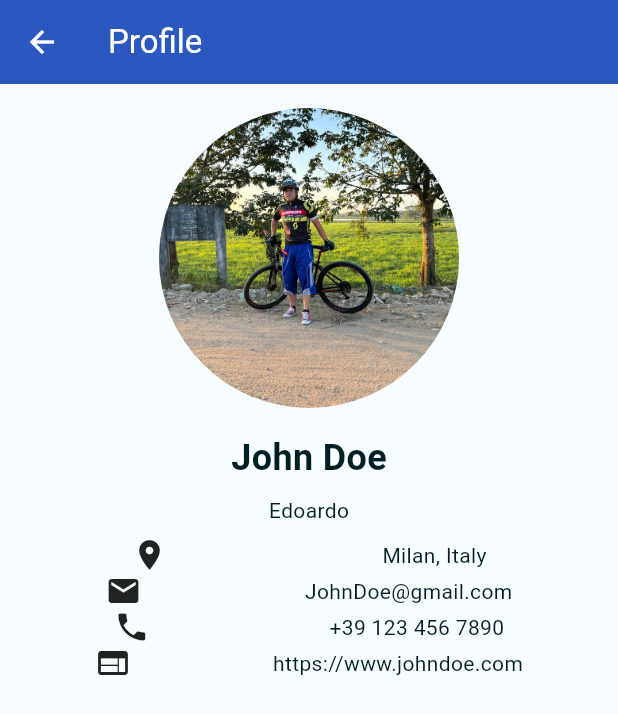
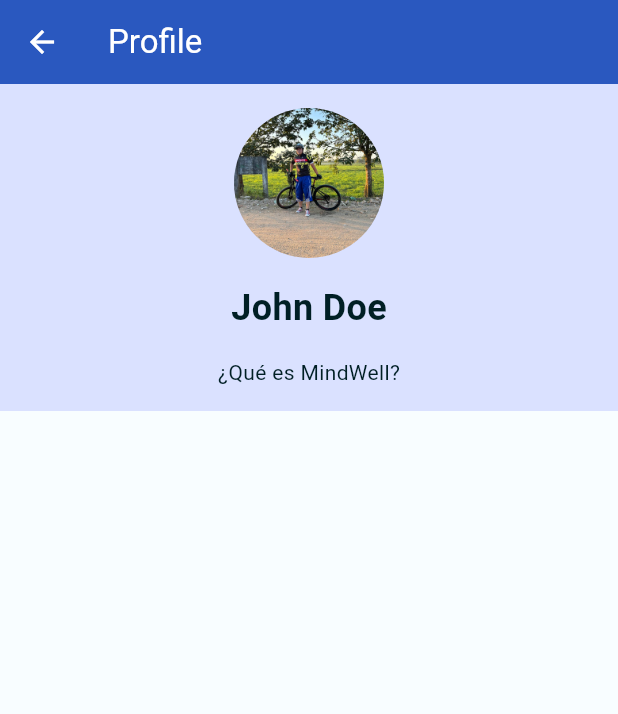
Before and after one commit to arrtttt/MindWellApp, a Flutter app: the ProfileScreen screen opened by its route, on a phone screen of 412 x 824 dp. Shown: the top 714 px of the screen. Run offline on Flutter 3.47's test engine with Material 3 defaults, Android fonts, the phone set to English and light mode, and no system bars.

Commit message:
Lineas de desarrollo independientes inician aqui

```diff
--- a/lib/screens/profile_screen.dart
+++ b/lib/screens/profile_screen.dart
@@ -1,7 +1,8 @@
 import 'package:flutter/material.dart';
+import 'package:mindwell/utils/theme.dart';
 
 class ProfileScreen extends StatelessWidget {
-  const ProfileScreen({Key? key}) : super(key: key);
+  const ProfileScreen({super.key});
 
   @override
   Widget build(BuildContext context) {
@@ -9,48 +10,34 @@ class ProfileScreen extends StatelessWidget {
         appBar: AppBar(
           title: const Text('Profile'),
         ),
-      body: ListView(
+        body: SingleChildScrollView(
+            child: Container(
+                width: double.infinity,
+                decoration: BoxDecoration(
+                  color: lightColorScheme.primaryContainer,
+                ),
+                padding: const EdgeInsets.all(16),
+                child: const Column(
+                    crossAxisAlignment: CrossAxisAlignment.center,
+                    mainAxisAlignment: MainAxisAlignment.center,
                     children: [
-          Container(
-            padding: const EdgeInsets.all(16.0),
-            child: const Column(children: [
                       CircleAvatar(
-                  radius: 100.0,
-                  backgroundImage: AssetImage('assets/images/profile.png')),
-              SizedBox(height: 16.0),
+                        radius: 50,
+                        backgroundImage:
+                            AssetImage('assets/images/profile.png'),
+                      ),
+                      SizedBox(height: 16),
                       Text(
                         'John Doe',
                         style: TextStyle(
-                  fontSize: 24.0,
+                          fontSize: 24,
                           fontWeight: FontWeight.bold,
                         ),
                       ),
-              SizedBox(height: 8.0),
-              Text('Edoardo'),
-              SizedBox(height: 8.0),
-              Row(
-                mainAxisAlignment: MainAxisAlignment.spaceAround,
-                children: [
-                  Icon(Icons.location_on),
-                  Text('Milan, Italy'),
-                ],
-              ),
-              Row(mainAxisAlignment: MainAxisAlignment.spaceAround, children: [
-                Icon(Icons.email),
-                Text('JohnDoe@gmail.com'),
-              ]),
-              Row(mainAxisAlignment: MainAxisAlignment.spaceAround, children: [
-                Icon(Icons.phone),
-                Text('+39 123 456 7890'),
-              ]),
-              Row(mainAxisAlignment: MainAxisAlignment.spaceAround, children: [
-                Icon(Icons.web),
-                Text('https://www.johndoe.com'),
-              ]),
-            ]),
-          ),
-        ],
-      ),
-    );
+                      SizedBox(height: 16),
+                      Text(
+                        '¿Qué es MindWell?',
+                      )
+                    ]))));
   }
 }
--- a/lib/utils/constants.dart
+++ /dev/null
@@ -1,125 +0,0 @@
-import 'package:flutter/material.dart';
-
-const Color mindWellPrimaryColor = Color.fromRGBO(12, 70, 173, 1);
-
-final ThemeData mindWellTheme = ThemeData(
-  useMaterial3: true,
-  primaryColor: mindWellPrimaryColor,
-  fontFamily: 'League Spartan',
-
-  // Estos son los temas de la aplicación
-  colorScheme: ColorScheme.fromSwatch(
-    primarySwatch: MaterialColor(
-      mindWellPrimaryColor.value,
-      const <int, Color>{
-        50: Color.fromRGBO(12, 70, 173, 1),
-        100: Color.fromRGBO(12, 70, 173, 1),
-        200: Color.fromRGBO(12, 70, 173, 1),
-        300: Color.fromRGBO(12, 70, 173, 1),
-        400: Color.fromRGBO(12, 70, 173, 1),
-        500: Color.fromRGBO(12, 70, 173, 1),
-        600: Color.fromRGBO(12, 70, 173, 1),
-        700: Color.fromRGBO(12, 70, 173, 1),
-        800: Color.fromRGBO(12, 70, 173, 1),
-        900: Color.fromRGBO(12, 70, 173, 1),
-      },
-    ),
-  ),
-
-  appBarTheme: const AppBarTheme(
-    backgroundColor: mindWellPrimaryColor,
-    titleTextStyle: TextStyle(
-      fontSize: 20.0,
-      fontWeight: FontWeight.bold,
-    ),
-    iconTheme: IconThemeData(
-      color: Colors.white,
-    ),
-  ),
-
-  elevatedButtonTheme: ElevatedButtonThemeData(
-    style: ButtonStyle(
-      backgroundColor: MaterialStateProperty.all<Color>(mindWellPrimaryColor),
-      foregroundColor: const MaterialStatePropertyAll(Colors.white),
-    ),
-  ),
-
-  outlinedButtonTheme: OutlinedButtonThemeData(
-    style: ButtonStyle(
-      backgroundColor: MaterialStateProperty.all<Color>(mindWellPrimaryColor),
-      textStyle: MaterialStateProperty.all<TextStyle>(
-        const TextStyle(
-          fontSize: 16.0,
-          fontWeight: FontWeight.bold,
-        ),
-      ),
-    ),
-  ),
-
-  textButtonTheme: TextButtonThemeData(
-    style: ButtonStyle(
-      backgroundColor: MaterialStateProperty.all<Color>(mindWellPrimaryColor),
-      textStyle: MaterialStateProperty.all<TextStyle>(
-        const TextStyle(
-          fontSize: 16.0,
-          fontWeight: FontWeight.bold,
-        ),
-      ),
-    ),
-  ),
-
-  inputDecorationTheme: const InputDecorationTheme(
-    border: OutlineInputBorder(
-      borderRadius: BorderRadius.all(Radius.circular(10.0)),
-    ),
-  ),
-
-  bottomNavigationBarTheme: const BottomNavigationBarThemeData(
-    backgroundColor: mindWellPrimaryColor,
-    selectedItemColor: Colors.white,
-    unselectedItemColor: Colors.white,
-  ),
-
-  tabBarTheme: const TabBarTheme(
-    labelColor: mindWellPrimaryColor,
-    unselectedLabelColor: Colors.black,
-  ),
-
-  cardTheme: const CardTheme(
-    color: Colors.white,
-    elevation: 5.0,
-    shape: RoundedRectangleBorder(
-      borderRadius: BorderRadius.all(Radius.circular(10.0)),
-    ),
-  ),
-
-  snackBarTheme: const SnackBarThemeData(
-    backgroundColor: mindWellPrimaryColor,
-    contentTextStyle: TextStyle(
-      color: Colors.white,
-      fontSize: 16.0,
-      fontWeight: FontWeight.bold,
-    ),
-  ),
-
-  dialogTheme: const DialogTheme(
-    backgroundColor: Colors.white,
-    shape: RoundedRectangleBorder(
-      borderRadius: BorderRadius.all(Radius.circular(10.0)),
-    ),
-  ),
-
-  textSelectionTheme: const TextSelectionThemeData(
-    cursorColor: mindWellPrimaryColor,
-    selectionColor: mindWellPrimaryColor,
-    selectionHandleColor: mindWellPrimaryColor,
-  ),
-
-  scaffoldBackgroundColor: Colors.white,
-  canvasColor: Colors.white,
-  focusColor: mindWellPrimaryColor,
-  highlightColor: mindWellPrimaryColor,
-  navigationDrawerTheme: const NavigationDrawerThemeData(
-    backgroundColor: mindWellPrimaryColor,
-  ),
-);
```
Lines whose indentation alone changed are shown as unchanged.
